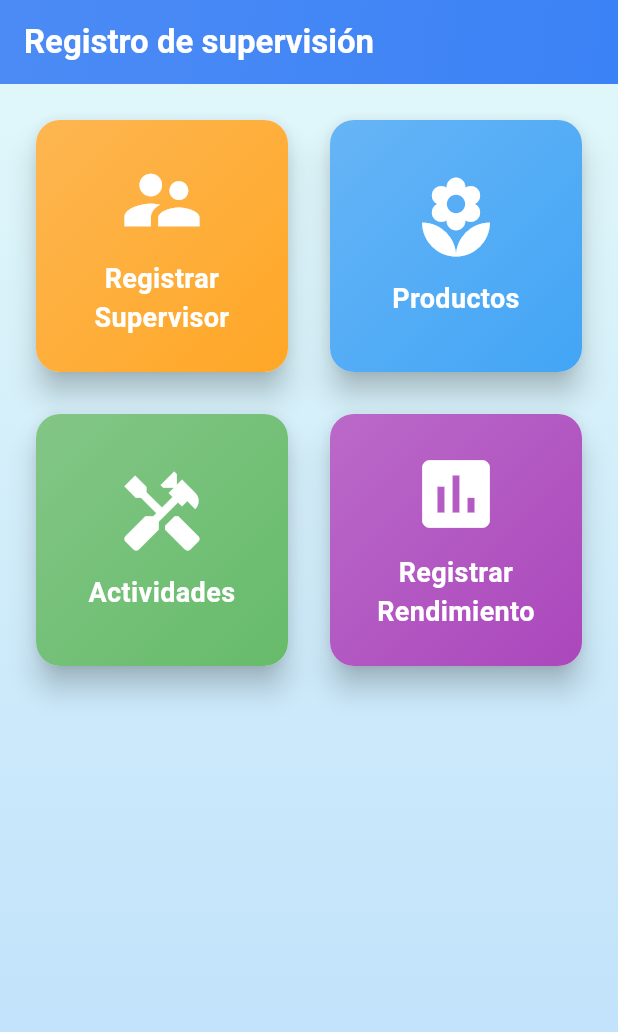
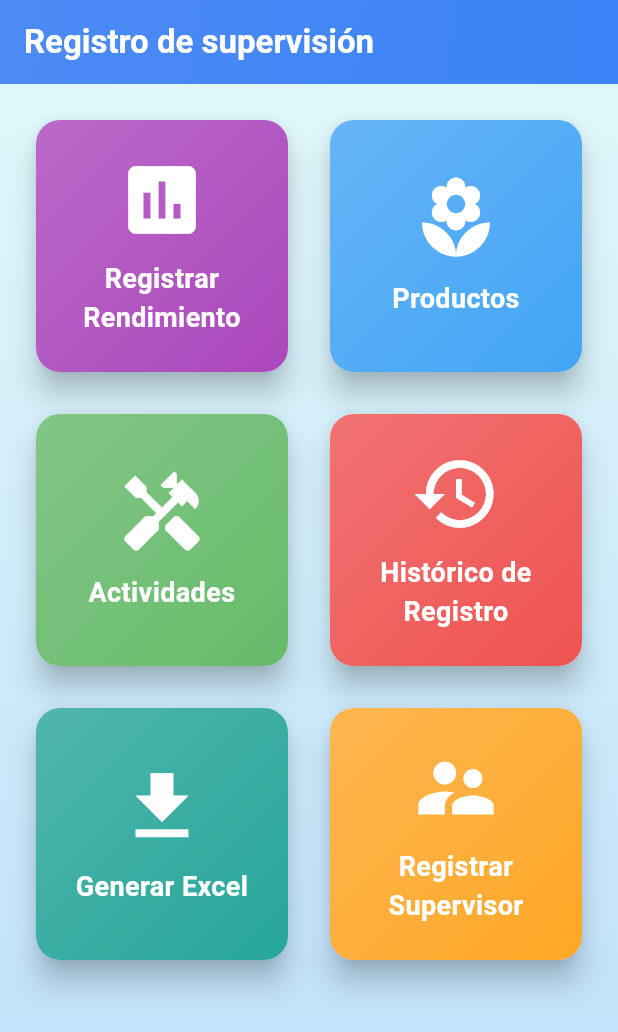
Before and after one commit to SergioCamiloCastillo/performanc_record, a Flutter app: the screen it shows after launch, on a phone screen of 412 x 824 dp. Shown: the top 1032 px of the screen. Run offline on Flutter 3.47's test engine with Material 3 defaults, Android fonts, the phone set to English and light mode, and no system bars; our stand-ins replace go_router.

Commit message:
feature: añadiendo funcionalidades a home

```diff
--- a/lib/presentation/screens/home_screen.dart
+++ b/lib/presentation/screens/home_screen.dart
@@ -11,7 +11,7 @@ class HomeScreen extends StatelessWidget {
   Widget build(BuildContext context) {
     return Scaffold(
       backgroundColor: Colors.grey[200],
-      appBar:  const AppBarShared(title: 'Registro de supervisión'),
+      appBar: const AppBarShared(title: 'Registro de supervisión'),
       body: Container(
         decoration: const BoxDecoration(
           gradient: LinearGradient(
@@ -33,10 +33,10 @@ class HomeScreen extends StatelessWidget {
               children: [
                 _buildButton(
                   context,
-                  'Registrar Supervisor',
-                  Icons.supervisor_account,
-                  Colors.orange.shade400,
-                  () => context.go('/supervisor'), // Cambiado a GoRouter
+                  'Registrar Rendimiento',
+                  Icons.assessment,
+                  Colors.purple.shade400,
+                  () => context.go('/'), // Cambiado a GoRouter
                 ),
                 _buildButton(
                   context,
@@ -54,10 +54,26 @@ class HomeScreen extends StatelessWidget {
                 ),
                 _buildButton(
                   context,
-                  'Registrar Rendimiento',
-                  Icons.assessment,
-                  Colors.purple.shade400,
-                  () => context.go('/'), // Cambiado a GoRouter
+                  'Histórico de Registro',
+                  Icons.history,
+                  Colors.red.shade400,
+                  () => context.go(
+                      '/historico'), // Cambiado a GoRouter (ajusta la ruta según sea necesario)
+                ),
+                _buildButton(
+                  context,
+                  'Generar Excel',
+                  Icons.file_download,
+                  Colors.teal.shade400,
+                  () => context.go(
+                      '/generar-excel'), // Cambiado a GoRouter (ajusta la ruta según sea necesario)
+                ),
+                _buildButton(
+                  context,
+                  'Registrar Supervisor',
+                  Icons.supervisor_account,
+                  Colors.orange.shade400,
+                  () => context.go('/supervisor'), // Cambiado a GoRouter
                 ),
               ],
             ),
```
